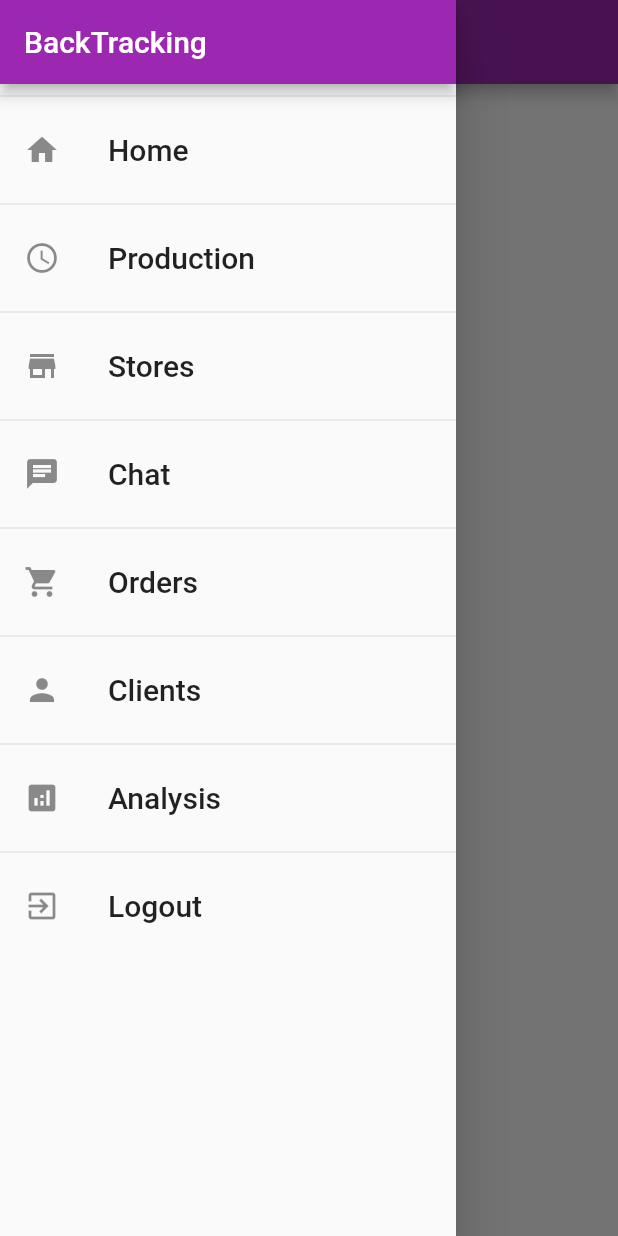
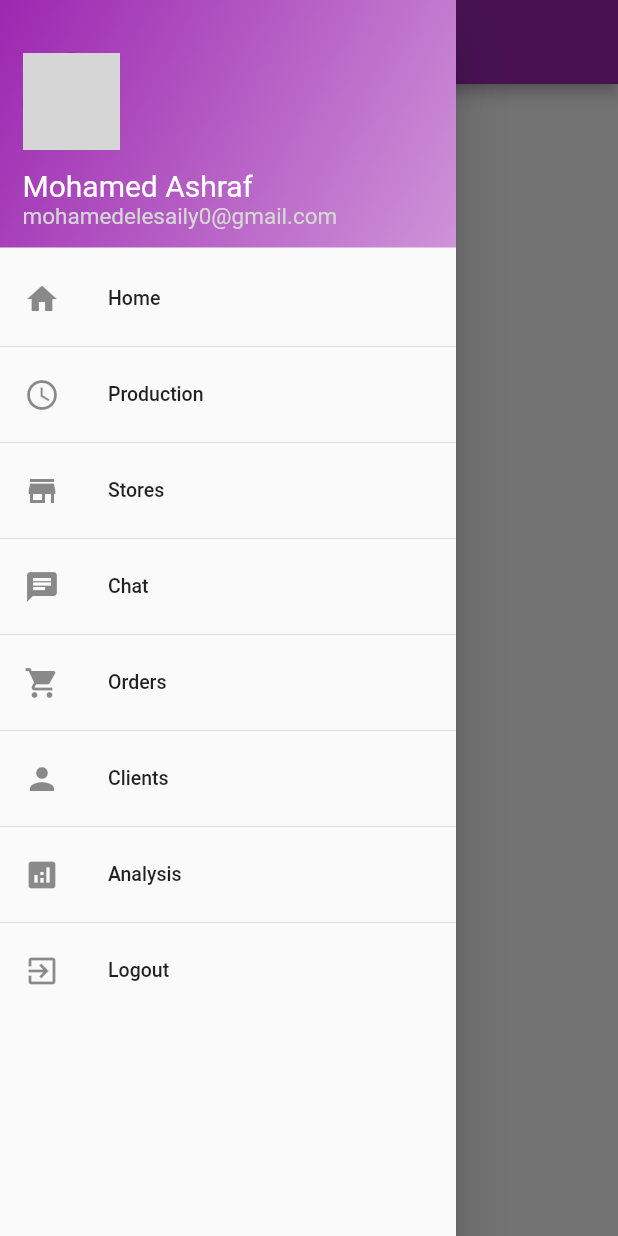
Before and after one commit to Industrial-Tracking-System/Tracking-System-App, a Flutter app: the screen it shows after launch, with the side drawer open, on a phone screen of 412 x 824 dp. Run offline on Flutter 3.47's test engine with Material 2 defaults, Android fonts, the phone set to English and light mode, and no system bars; network calls fail; grey boxes are pictures that could not be loaded.

Commit message:
Updated drawer

```diff
--- a/backtracking/lib/Screens/drawer.dart
+++ b/backtracking/lib/Screens/drawer.dart
@@ -8,12 +8,61 @@ class AppDrawer extends StatelessWidget {
     return Drawer(
       child: Column(
         children: [
-          AppBar(
-            title: Text("BackTracking"),
-            automaticallyImplyLeading: false, // never display back buttom
+          Container(
+            decoration: BoxDecoration(
+              gradient: LinearGradient(
+                colors: [
+                  Theme.of(context).primaryColor,
+                  Colors.purple[200],
+                ],
+                begin: Alignment.topLeft,
+                end: Alignment.bottomRight,
+              ),
+            ),
+            padding: EdgeInsets.only(
+              top: 35,
+              left: 15,
+            ),
+            width: double.infinity,
+            child: Column(
+              crossAxisAlignment: CrossAxisAlignment.start,
+              children: [
+                SizedBox(
+                  height: 65,
+                  width: 65,
+                  child: CircleAvatar(
+                    backgroundImage: NetworkImage(
+                        "https://cdn.pixabay.com/photo/2016/10/02/22/17/red-t-shirt-1710578_1280.jpg"),
+                  ),
+                ),
+                Padding(
+                  padding: const EdgeInsets.only(top: 12),
+                  child: Text(
+                    "Mohamed Ashraf",
+                    style: TextStyle(
+                      fontSize: 20,
+                      color: Colors.white,
+                    ),
+                  ),
+                ),
+                Padding(
+                  padding: const EdgeInsets.only(bottom: 12),
+                  child: Text(
+                    "mohamedelesaily0@gmail.com",
+                    style: TextStyle(
+                      fontSize: 15,
+                      color: Colors.grey[350],
+                    ),
+                  ),
+                ),
+              ],
+            ),
           ),
-          Divider(),
+          SizedBox(
+            height: 10,
+          ),
           ListTile(
+            dense: true,
             leading: Icon(Icons.home),
             title: Text('Home'),
             onTap: () {
@@ -22,6 +71,7 @@ class AppDrawer extends StatelessWidget {
           ),
           Divider(),
           ListTile(
+              dense: true,
               leading: Icon(Icons.query_builder),
               title: Text('Production'),
               onTap: () {
@@ -30,30 +80,39 @@ class AppDrawer extends StatelessWidget {
               }),
           Divider(),
           ListTile(
+            dense: true,
             leading: Icon(Icons.store),
             title: Text('Stores'),
             onTap: () {},
           ),
           Divider(),
           ListTile(
-              leading: Icon(Icons.chat), title: Text('Chat'), onTap: () {}),
+            dense: true,
+            leading: Icon(Icons.chat),
+            title: Text('Chat'),
+            onTap: () {},
+          ),
           Divider(),
           ListTile(
+              dense: true,
               leading: Icon(Icons.shopping_cart),
               title: Text('Orders'),
               onTap: () {}),
           Divider(),
           ListTile(
+              dense: true,
               leading: Icon(Icons.person),
               title: Text('Clients'),
               onTap: () {}),
           Divider(),
           ListTile(
+              dense: true,
               leading: Icon(Icons.analytics),
               title: Text('Analysis'),
               onTap: () {}),
           Divider(),
           ListTile(
+            dense: true,
             leading: Icon(Icons.exit_to_app),
             title: Text('Logout'),
             onTap: () {},
```
